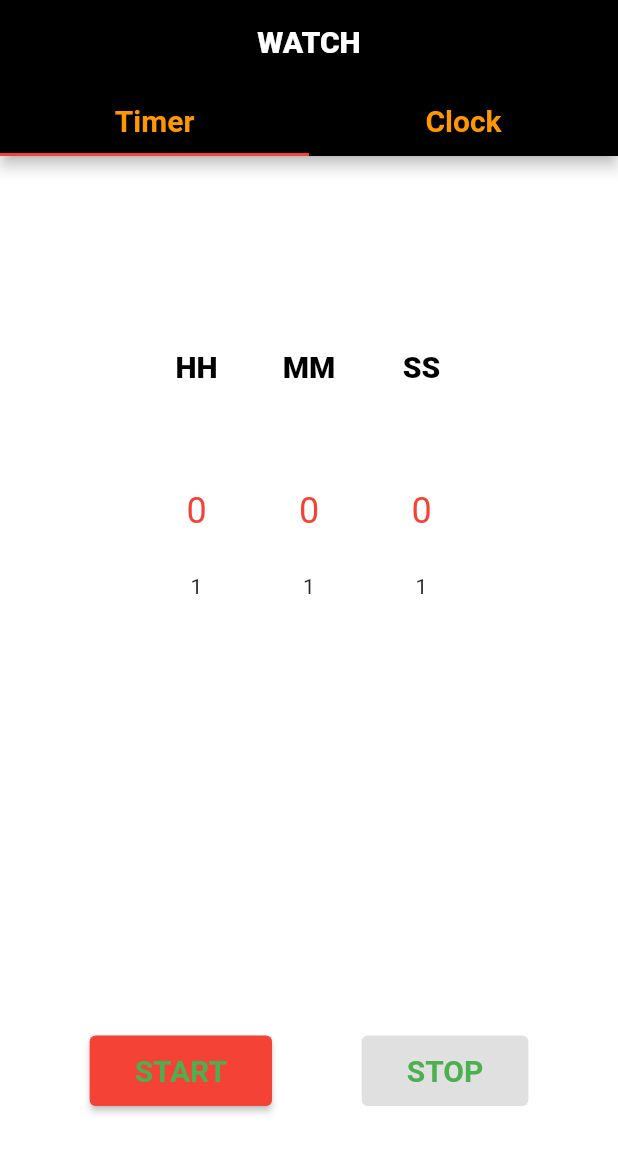
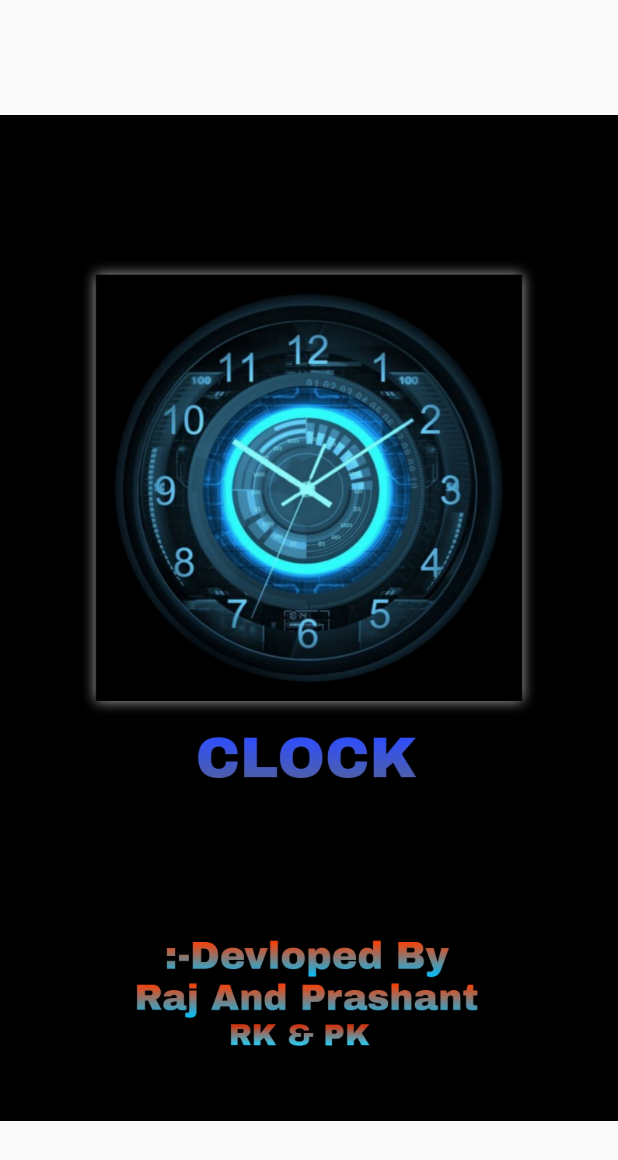
Before and after one commit to Prashant1125/WATCH, a Flutter app: the first screen one second after launch, on a phone screen of 412 x 824 dp. Shown: the top 1160 px of the screen. Run offline on Flutter 3.47's test engine with Material 2 defaults, Android fonts, the phone set to English and light mode, and no system bars; drawn by our look-alikes of numberpicker; our stand-ins replace analog_clock; Roboto replaces fonts that are missing (Oswald).

Commit message:
Splace screen

```diff
--- a/lib/main.dart
+++ b/lib/main.dart
@@ -1,5 +1,6 @@
 import 'package:flutter/material.dart';
 import 'package:timer/view/clock.dart';
+import 'package:timer/view/splash.dart';
 import 'package:timer/view/timer.dart';
 
 void main() {
@@ -17,7 +18,7 @@ class MyApp extends StatelessWidget {
       theme: ThemeData(
         primarySwatch: Colors.red,
       ),
-      home: HomePage(),
+      home: Splash(),
     );
   }
 }
--- /dev/null
+++ b/lib/view/splash.dart
@@ -0,0 +1,31 @@
+import 'package:flutter/material.dart';
+import 'package:flutter/src/widgets/container.dart';
+import 'package:flutter/src/widgets/framework.dart';
+import 'package:timer/main.dart';
+
+class Splash extends StatefulWidget {
+  const Splash({super.key});
+
+  @override
+  State<Splash> createState() => _SplashState();
+}
+
+class _SplashState extends State<Splash> {
+  @override
+  void initState() {
+    Future.delayed(Duration(seconds: 2)).whenComplete(
+        () => Navigator.of(context).pushReplacement(MaterialPageRoute(
+              builder: (context) => HomePage(),
+            )));
+    super.initState();
+  }
+
+  @override
+  Widget build(BuildContext context) {
+    return Scaffold(
+      body: Center(
+        child: Image.asset("assets/images/pk.jpg"),
+      ),
+    );
+  }
+}
```
Also changed, not shown: pubspec.yaml (+8 -2 lines), assets/images/pk.jpg (added), pubspec.lock, 8 other files.
